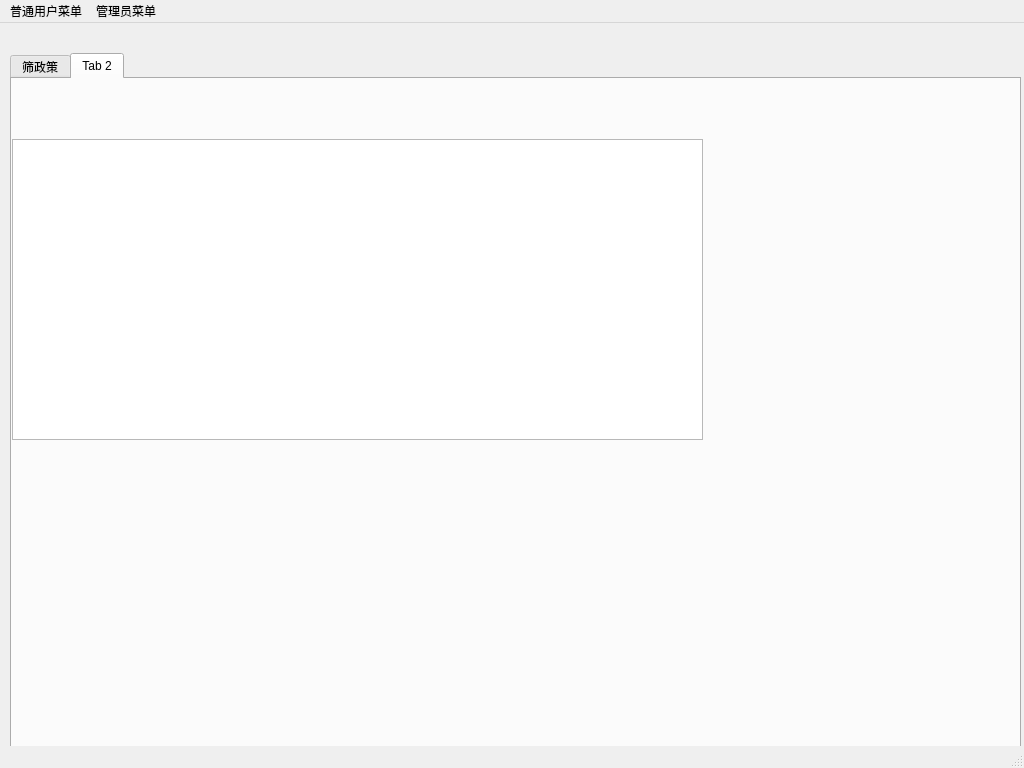
First picture: the form in Interface_BT/mainwindow.ui, repository freshStones/alpaca, before the edit.
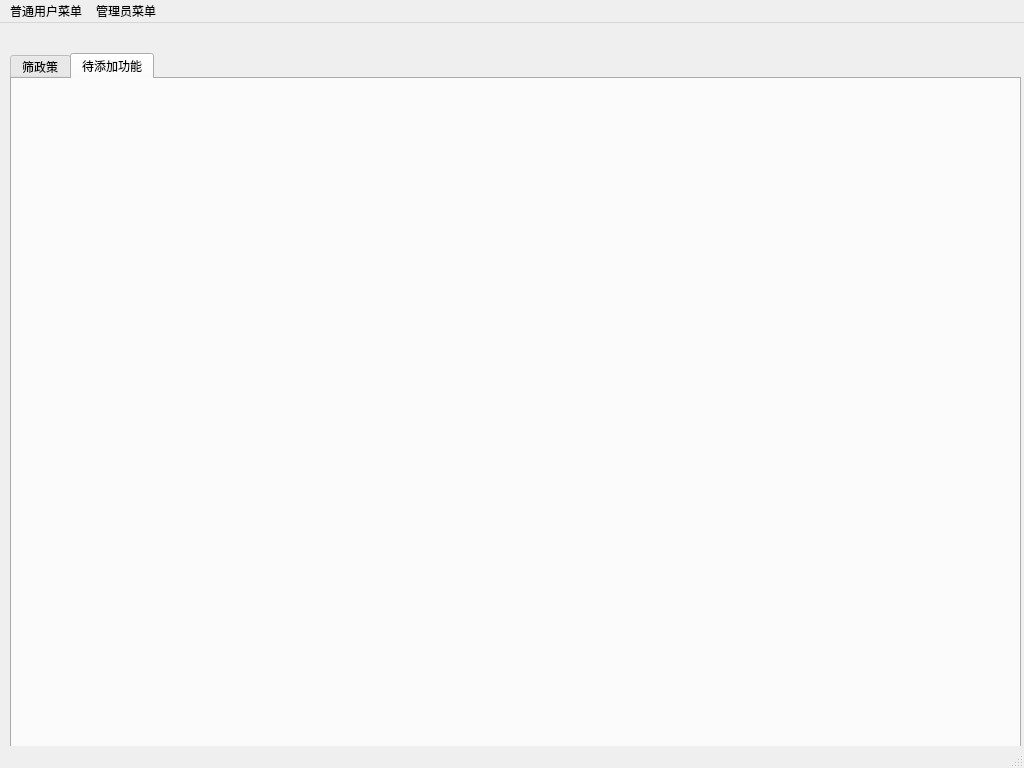
Second picture: the form after the edit. The open tabs and pages were chosen to show the change.

Patch:
```diff
--- a/Interface_BT/mainwindow.ui
+++ b/Interface_BT/mainwindow.ui
@@ -405,18 +405,8 @@
     </widget>
     <widget class="QWidget" name="tab_2">
      <attribute name="title">
-      <string>Tab 2</string>
+      <string>待添加功能</string>
      </attribute>
-     <widget class="QTableView" name="tableView_2">
-      <property name="geometry">
-       <rect>
-        <x>0</x>
-        <y>60</y>
-        <width>691</width>
-        <height>301</height>
-       </rect>
-      </property>
-     </widget>
     </widget>
    </widget>
   </widget>
```
Left out of the diff: 2 changed lines with no effect on the pictures.
